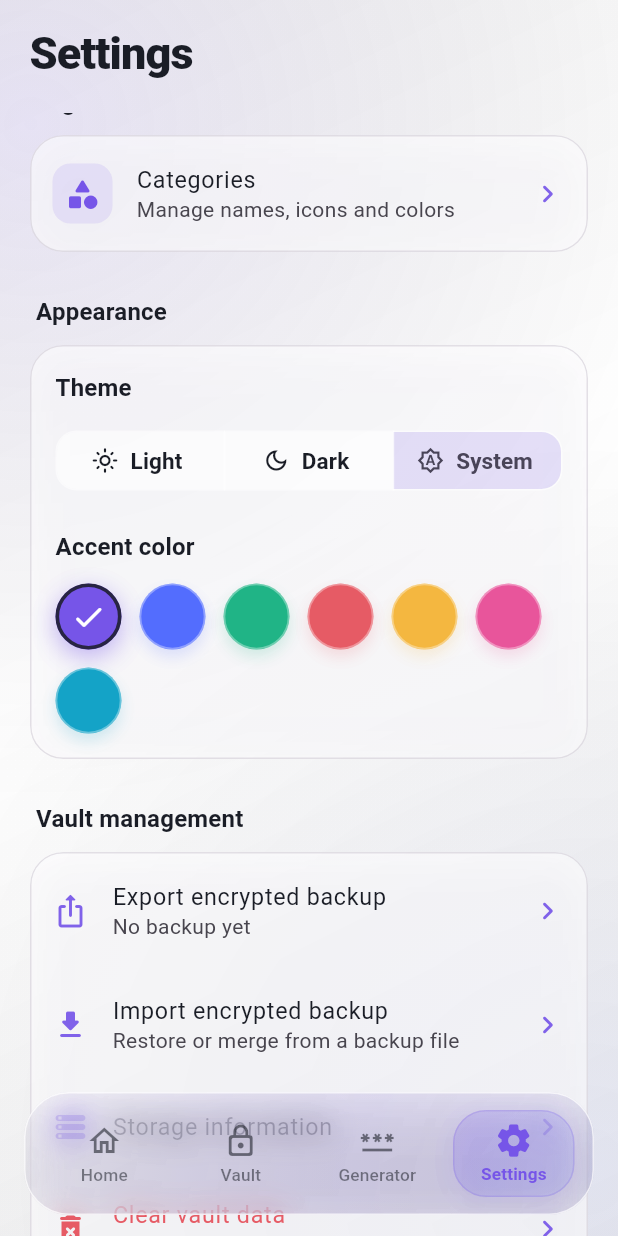
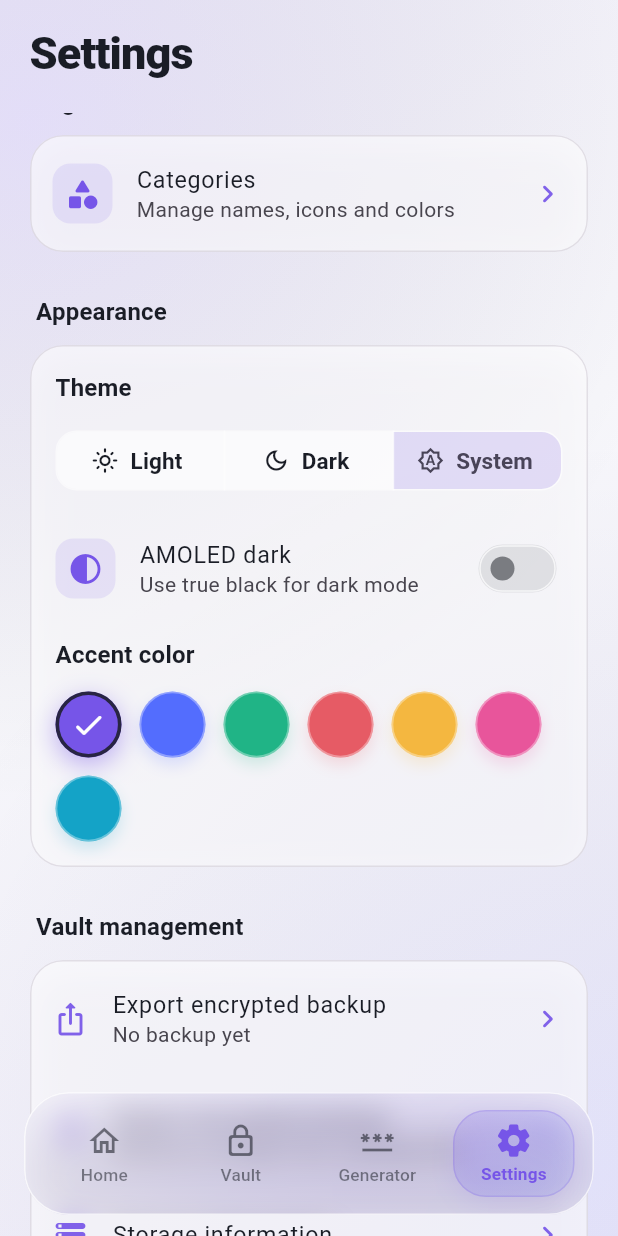
Before and after one commit to lightdarkmaster/vaultix, a Flutter app: the SettingsPage screen opened by its route, scrolled down 576 dp, on a phone screen of 412 x 824 dp. Run offline on Flutter 3.47's test engine with Material 3 defaults, Android fonts, the phone set to English and light mode, and no system bars; our stand-ins replace file_picker, flutter_riverpod, flutter_secure_storage, go_router, local_auth, package_info_plus and 3 more; missing offline and left inert: cryptography; accounts and stored records are empty.

Commit message:
Minor Changes

```diff
--- a/lib/app.dart
+++ b/lib/app.dart
@@ -19,7 +19,7 @@ class VaultixApp extends ConsumerWidget {
       debugShowCheckedModeBanner: false,
       themeMode: settings.themeMode,
       theme: AppTheme.light(settings.accent),
-      darkTheme: AppTheme.dark(settings.accent),
+      darkTheme: AppTheme.dark(settings.accent, amoled: settings.amoledDark),
       themeAnimationDuration: const Duration(milliseconds: 320),
       themeAnimationCurve: Curves.easeOutCubic,
       routerConfig: ref.watch(routerProvider),
--- a/lib/core/constants/app_constants.dart
+++ b/lib/core/constants/app_constants.dart
@@ -16,6 +16,7 @@ class AppConstants {
   static const prefGenDigits = 'pref_gen_digits';
   static const prefGenSymbols = 'pref_gen_symbols';
   static const prefGenExcludeSimilar = 'pref_gen_exclude_similar';
+  static const prefAmoledDark = 'pref_amoled_dark';
 
   static const minMasterPasswordLength = 10;
   static const pinLength = 6;
--- a/lib/core/constants/app_info.dart
+++ b/lib/core/constants/app_info.dart
@@ -3,7 +3,7 @@
 class AppInfo {
   AppInfo._();
 
-  static const developerName = 'Vaultix Developer';
+  static const developerName = 'Christian Barbosa';
 
   /// Leave empty to hide the "Contact" row.
   static const contactEmail = '';
--- a/lib/core/theme/app_theme.dart
+++ b/lib/core/theme/app_theme.dart
@@ -6,10 +6,12 @@ class AppTheme {
   AppTheme._();
 
   static ThemeData light(Color accent) => _build(accent, Brightness.light);
-  static ThemeData dark(Color accent) => _build(accent, Brightness.dark);
+  static ThemeData dark(Color accent, {bool amoled = false}) =>
+      _build(accent, Brightness.dark, amoled: amoled);
 
-  static ThemeData _build(Color accent, Brightness brightness) {
+  static ThemeData _build(Color accent, Brightness brightness, {bool amoled = false}) {
     final isDark = brightness == Brightness.dark;
+    final darkSurface = amoled ? Colors.black : AppColors.surfaceDark;
     final scheme = ColorScheme.fromSeed(
       seedColor: accent,
       brightness: brightness,
@@ -17,15 +19,15 @@ class AppTheme {
       primary: accent,
       secondary: AppColors.secondary,
       error: AppColors.error,
-      surface: isDark ? AppColors.surfaceDark : AppColors.surfaceLight,
+      surface: isDark ? darkSurface : AppColors.surfaceLight,
       onSurface: isDark ? const Color(0xFFF3F5FA) : const Color(0xFF1A1D26),
     );
 
     final glassFill = isDark
-        ? Colors.white.withValues(alpha: 0.06)
+        ? Colors.white.withValues(alpha: amoled ? 0.05 : 0.06)
         : Colors.white.withValues(alpha: 0.62);
     final glassBorder = isDark
-        ? Colors.white.withValues(alpha: 0.12)
+        ? Colors.white.withValues(alpha: amoled ? 0.14 : 0.12)
         : Colors.white.withValues(alpha: 0.55);
 
     final fieldBorder = OutlineInputBorder(
--- a/lib/core/widgets/glass.dart
+++ b/lib/core/widgets/glass.dart
@@ -1,6 +1,8 @@
 import 'dart:ui';
 
 import 'package:flutter/material.dart';
+
+import '../theme/app_colors.dart';
 
 /// A reusable glassmorphism surface.
 ///
@@ -111,18 +113,23 @@ class GlassBackground extends StatelessWidget {
     final theme = Theme.of(context);
     final isDark = theme.brightness == Brightness.dark;
     final accent = theme.colorScheme.primary;
-    final bg = theme.scaffoldBackgroundColor;
+    final amoled = isDark && theme.colorScheme.surface == Colors.black;
+    final bg = isDark
+        ? (amoled ? Colors.black : AppColors.backgroundDark)
+        : AppColors.backgroundLight;
     return DecoratedBox(
       decoration: BoxDecoration(
         gradient: LinearGradient(
           begin: Alignment.topLeft,
           end: Alignment.bottomRight,
           colors: isDark
-              ? [
-                  bg,
-                  Color.lerp(bg, accent, 0.10)!,
-                  Color.lerp(bg, const Color(0xFF0B1020), 0.55)!,
-                ]
+              ? (amoled
+                  ? [Colors.black, Color.lerp(Colors.black, accent, 0.08)!, Colors.black]
+                  : [
+                      bg,
+                      Color.lerp(bg, accent, 0.10)!,
+                      Color.lerp(bg, const Color(0xFF0B1020), 0.55)!,
+                    ])
               : [
                   Color.lerp(bg, accent, 0.05)!,
                   bg,
@@ -140,7 +147,7 @@ class GlassBackground extends StatelessWidget {
                   center: const Alignment(-0.9, -0.8),
                   radius: 1.1,
                   colors: [
-                    accent.withValues(alpha: isDark ? 0.18 : 0.12),
+                    accent.withValues(alpha: isDark ? (amoled ? 0.10 : 0.18) : 0.12),
                     Colors.transparent,
                   ],
                 ),
@@ -155,7 +162,7 @@ class GlassBackground extends StatelessWidget {
                   center: const Alignment(0.9, 0.9),
                   radius: 1.2,
                   colors: [
-                    theme.colorScheme.secondary.withValues(alpha: isDark ? 0.12 : 0.08),
+                    theme.colorScheme.secondary.withValues(alpha: isDark ? (amoled ? 0.06 : 0.12) : 0.08),
                     Colors.transparent,
                   ],
                 ),
--- a/lib/features/settings/presentation/settings_page.dart
+++ b/lib/features/settings/presentation/settings_page.dart
@@ -73,7 +73,16 @@ class SettingsPage extends ConsumerWidget {
                       onSelectionChanged: (s) => notifier.setThemeMode(s.first),
                     ),
                   ),
-                  const SizedBox(height: 22),
+                  const SizedBox(height: 12),
+                  SwitchListTile(
+                    contentPadding: EdgeInsets.zero,
+                    secondary: _iconBox(context, Icons.contrast_rounded),
+                    title: const Text('AMOLED dark'),
+                    subtitle: const Text('Use true black for dark mode'),
+                    value: settings.amoledDark,
+                    onChanged: notifier.setAmoledDark,
+                  ),
+                  const SizedBox(height: 10),
                   Text('Accent color', style: Theme.of(context).textTheme.titleMedium),
                   const SizedBox(height: 12),
                   Wrap(
```
Also changed, not shown: lib/core/theme/theme_provider.dart (+20 -7 lines).
